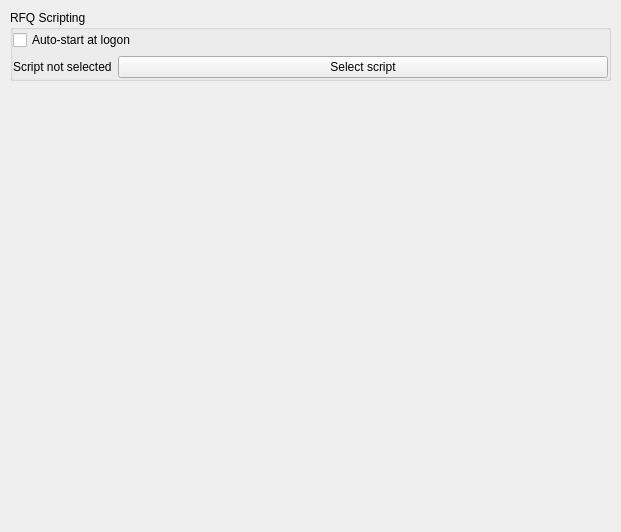
This is BlockSettleUILib/Settings/APISettingsPage.ui in BlockSettle/terminal as Qt 5 draws it before an edit. The edited form follows.
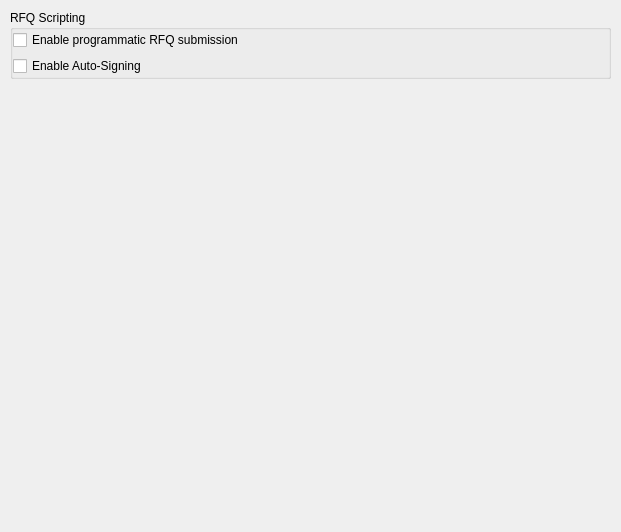
This is the edited form.

Diff of the .ui file:
```diff
--- a/BlockSettleUILib/Settings/APISettingsPage.ui
+++ b/BlockSettleUILib/Settings/APISettingsPage.ui
@@ -25,7 +25,7 @@
   </property>
   <layout class="QVBoxLayout" name="verticalLayout_4">
    <property name="spacing">
-    <number>15</number>
+    <number>5</number>
    </property>
    <property name="leftMargin">
     <number>10</number>
@@ -44,7 +44,10 @@
      <property name="title">
       <string>RFQ Scripting</string>
      </property>
-     <layout class="QVBoxLayout" name="verticalLayout_3">
+     <layout class="QVBoxLayout" name="verticalLayout">
+      <property name="spacing">
+       <number>6</number>
+      </property>
       <property name="leftMargin">
        <number>0</number>
       </property>
@@ -60,45 +63,16 @@
       <item>
        <widget class="QCheckBox" name="toggleAutoStartRFQ">
         <property name="text">
-         <string>Auto-start at logon</string>
+         <string>Enable programmatic RFQ submission</string>
         </property>
        </widget>
       </item>
       <item>
-       <layout class="QHBoxLayout" name="horizontalLayout_3">
-        <property name="sizeConstraint">
-         <enum>QLayout::SetMinAndMaxSize</enum>
+       <widget class="QCheckBox" name="toggleEnableRFQ">
+        <property name="text">
+         <string>Enable Auto-Signing</string>
         </property>
-        <item>
-         <widget class="QLabel" name="labelScriptFile">
-          <property name="sizePolicy">
-           <sizepolicy hsizetype="Maximum" vsizetype="Preferred">
-            <horstretch>0</horstretch>
-            <verstretch>0</verstretch>
-           </sizepolicy>
-          </property>
-          <property name="text">
-           <string>Script not selected</string>
-          </property>
-          <property name="wordWrap">
-           <bool>true</bool>
-          </property>
-         </widget>
-        </item>
-        <item>
-         <widget class="QPushButton" name="pushButtonSelectRFQ">
-          <property name="sizePolicy">
-           <sizepolicy hsizetype="Preferred" vsizetype="Fixed">
-            <horstretch>0</horstretch>
-            <verstretch>0</verstretch>
-           </sizepolicy>
-          </property>
-          <property name="text">
-           <string>Select script</string>
-          </property>
-         </widget>
-        </item>
-       </layout>
+       </widget>
       </item>
      </layout>
     </widget>
```
Left out of the diff: 14 changed lines with no effect on the pictures.
